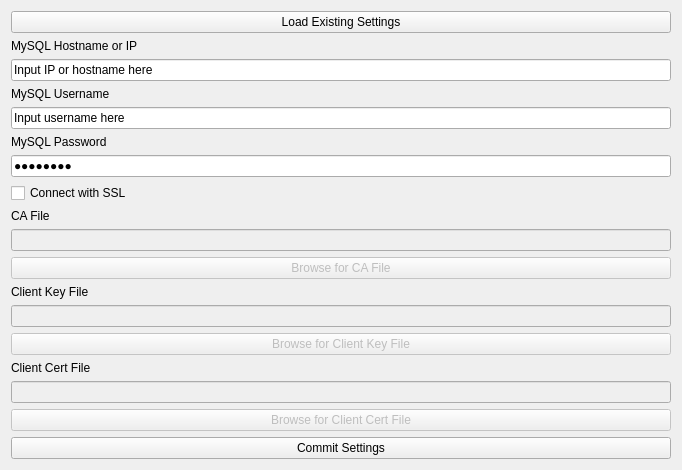
The window that inputwidgets/mysqlinputwidget.ui (drewdemarest/AS400_EC2_API_CONFIG) describes before a commit, drawn with Qt 5.
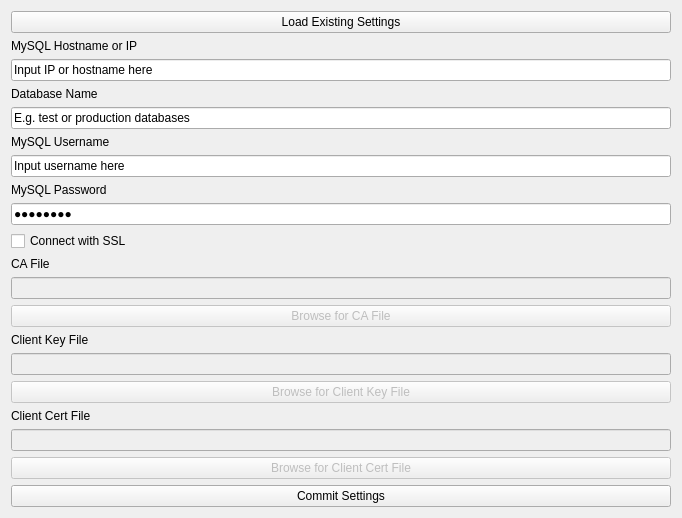
The same window after the commit.

Commit message: DEVEL: Added database name to MySQL configurator

Diff of the .ui file:
```diff
--- a/inputwidgets/mysqlinputwidget.ui
+++ b/inputwidgets/mysqlinputwidget.ui
@@ -7,21 +7,69 @@
     <x>0</x>
     <y>0</y>
     <width>682</width>
-    <height>400</height>
+    <height>454</height>
    </rect>
   </property>
   <property name="windowTitle">
    <string>Form</string>
   </property>
   <layout class="QGridLayout" name="gridLayout">
-   <item row="7" column="0">
+   <item row="16" column="0">
+    <widget class="QLabel" name="clientCertLabel">
+     <property name="text">
+      <string>Client Cert File</string>
+     </property>
+    </widget>
+   </item>
+   <item row="8" column="0">
+    <widget class="QLineEdit" name="passwordLineEdit">
+     <property name="text">
+      <string>password</string>
+     </property>
+     <property name="echoMode">
+      <enum>QLineEdit::Password</enum>
+     </property>
+    </widget>
+   </item>
+   <item row="15" column="0">
+    <widget class="QPushButton" name="clientKeyBrowseButton">
+     <property name="enabled">
+      <bool>false</bool>
+     </property>
+     <property name="text">
+      <string>Browse for Client Key File</string>
+     </property>
+    </widget>
+   </item>
+   <item row="0" column="0">
+    <widget class="QPushButton" name="loadSettingsButton">
+     <property name="text">
+      <string>Load Existing Settings</string>
+     </property>
+    </widget>
+   </item>
+   <item row="14" column="0">
+    <widget class="QLineEdit" name="clientKeyLineEdit">
+     <property name="enabled">
+      <bool>false</bool>
+     </property>
+    </widget>
+   </item>
+   <item row="3" column="0">
+    <widget class="QLabel" name="databaseNameLabel">
+     <property name="text">
+      <string>Database Name</string>
+     </property>
+    </widget>
+   </item>
+   <item row="9" column="0">
     <widget class="QCheckBox" name="sslCheckBox">
      <property name="text">
       <string>Connect with SSL</string>
      </property>
     </widget>
    </item>
-   <item row="10" column="0">
+   <item row="12" column="0">
     <widget class="QPushButton" name="caFileBrowseButton">
      <property name="enabled">
       <bool>false</bool>
@@ -31,35 +79,35 @@
      </property>
     </widget>
    </item>
-   <item row="9" column="0">
+   <item row="11" column="0">
     <widget class="QLineEdit" name="caFileLineEdit">
      <property name="enabled">
       <bool>false</bool>
      </property>
     </widget>
    </item>
-   <item row="8" column="0">
+   <item row="10" column="0">
     <widget class="QLabel" name="caFileLabel">
      <property name="text">
       <string>CA File</string>
      </property>
     </widget>
    </item>
-   <item row="5" column="0">
+   <item row="7" column="0">
     <widget class="QLabel" name="passwordLabel">
      <property name="text">
       <string>MySQL Password</string>
      </property>
     </widget>
    </item>
-   <item row="4" column="0">
+   <item row="6" column="0">
     <widget class="QLineEdit" name="usernameLineEdit">
      <property name="text">
       <string>Input username here</string>
      </property>
     </widget>
    </item>
-   <item row="3" column="0">
+   <item row="5" column="0">
     <widget class="QLabel" name="usernameLabel">
      <property name="text">
       <string>MySQL Username</string>
@@ -73,7 +121,7 @@
      </property>
     </widget>
    </item>
-   <item row="11" column="0">
+   <item row="13" column="0">
     <widget class="QLabel" name="clientKeyLabel">
      <property name="text">
       <string>Client Key File</string>
@@ -87,7 +135,7 @@
      </property>
     </widget>
    </item>
-   <item row="16" column="0">
+   <item row="18" column="0">
     <widget class="QPushButton" name="clientCertBrowseButton">
      <property name="enabled">
       <bool>false</bool>
@@ -97,58 +145,24 @@
      </property>
     </widget>
    </item>
-   <item row="15" column="0">
-    <widget class="QLineEdit" name="clientCertLineEdit">
-     <property name="enabled">
-      <bool>false</bool>
-     </property>
-    </widget>
-   </item>
    <item row="17" column="0">
+    <widget class="QLineEdit" name="clientCertLineEdit">
+     <property name="enabled">
+      <bool>false</bool>
+     </property>
+    </widget>
+   </item>
+   <item row="19" column="0">
     <widget class="QPushButton" name="commitSettingsButton">
      <property name="text">
       <string>Commit Settings</string>
      </property>
     </widget>
    </item>
-   <item row="14" column="0">
-    <widget class="QLabel" name="clientCertLabel">
+   <item row="4" column="0">
+    <widget class="QLineEdit" name="databaseNameLineEdit">
      <property name="text">
-      <string>Client Cert File</string>
-     </property>
-    </widget>
-   </item>
-   <item row="6" column="0">
-    <widget class="QLineEdit" name="passwordLineEdit">
-     <property name="text">
-      <string>password</string>
-     </property>
-     <property name="echoMode">
-      <enum>QLineEdit::Password</enum>
-     </property>
-    </widget>
-   </item>
-   <item row="13" column="0">
-    <widget class="QPushButton" name="clientKeyBrowseButton">
-     <property name="enabled">
-      <bool>false</bool>
-     </property>
-     <property name="text">
-      <string>Browse for Client Key File</string>
-     </property>
-    </widget>
-   </item>
-   <item row="12" column="0">
-    <widget class="QLineEdit" name="clientKeyLineEdit">
-     <property name="enabled">
-      <bool>false</bool>
-     </property>
-    </widget>
-   </item>
-   <item row="0" column="0">
-    <widget class="QPushButton" name="loadSettingsButton">
-     <property name="text">
-      <string>Load Existing Settings</string>
+      <string>E.g. test or production databases</string>
      </property>
     </widget>
    </item>
```
Left out of the diff: 1 changed line with no effect on the pictures. The commit also changes 1 other file.
